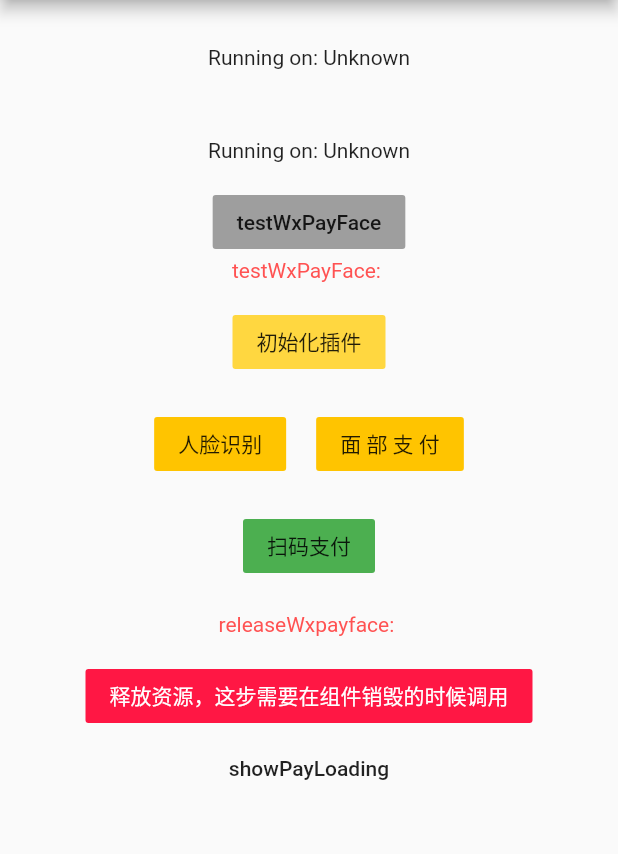
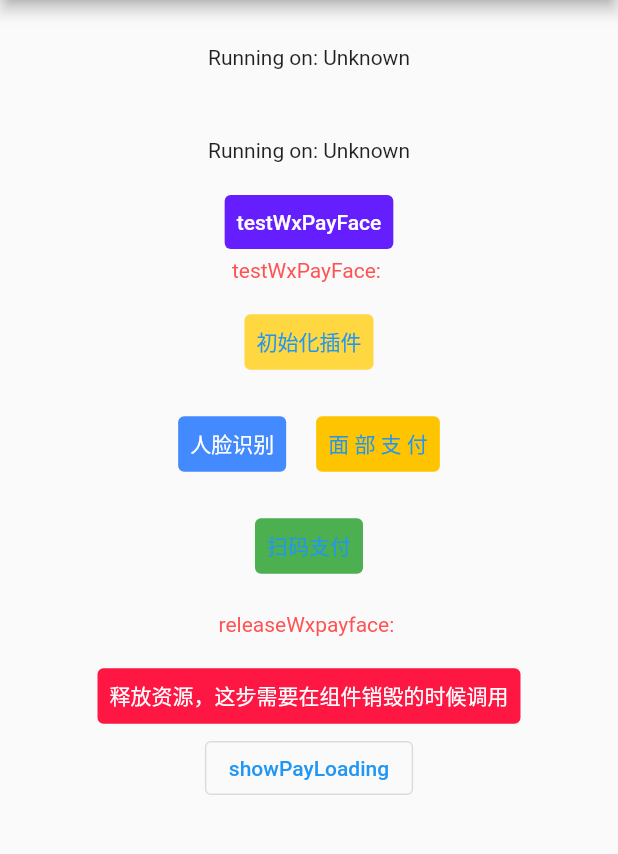
Before and after one commit to hqwlkj/wechat_face_payment, a Flutter app: the screen it shows after launch, after a tap on "人脸识别", on a phone screen of 412 x 824 dp, the part 84-938 px from its top. Run offline on Flutter 3.47's test engine with Material 2 defaults, Android fonts, the phone set to English and light mode, and no system bars.

Commit message:
fix v0.0.7+1

```diff
--- a/example/lib/main.dart
+++ b/example/lib/main.dart
@@ -68,22 +68,29 @@
     final Map<String, dynamic> result = await WechatFacePayment.wxFaceVerify();
     print('==========wxFaceVerify=============');
     print(result);
+    if (!mounted) return;
+    setState(() {
+      _initFacePayMsg = '${result['code']}_${result['message']}';
+    });
   }
-
 
   ///
   /// 面部支付
   ///
   Future<void> wxFacePay() async {
     final Map<String, dynamic> result = await WechatFacePayment.wxFacePay(
-      "332b3f18-8da7-4c90-8eba-b3785e417ffb",
-      "UfMG4yYKusvYQffSP1xCLH10Ahqy0EZG", "测试面部支付","TEST1217752501201407033233368018", '1'
-    );
+        "332b3f18-8da7-4c90-8eba-b3785e417ffb",
+        "UfMG4yYKusvYQffSP1xCLH10Ahqy0EZG",
+        "测试面部支付",
+        "TEST1217752501201407033233368018",
+        '1');
     print('===========wxFacePay============');
     print(result);
+    if (!mounted) return;
+    setState(() {
+      _initFacePayMsg = '${result['code']}_${result['message']}';
+    });
   }
-
-
 
   ///
   /// 扫码
@@ -134,8 +141,9 @@
               Text('Running on: $_platformVersion\n'),
               SizedBox(height: 30),
               Text('Running on: $_initFacePayMsg\n'),
-              FlatButton(
-                color: Colors.grey,
+              TextButton(
+                style: ButtonStyle(
+                    backgroundColor: MaterialStateProperty.all(Colors.deepPurpleAccent[400]), foregroundColor: MaterialStateProperty.all(Colors.white)),
                 onPressed: () {
                   testWxPayFace();
                 },
@@ -143,8 +151,10 @@
               ),
               Text('testWxPayFace: $_testWxPayFaceMsg\n',
                   style: TextStyle(color: Colors.redAccent)),
-              FlatButton(
-                color: Colors.amberAccent,
+              TextButton(
+                style: ButtonStyle(
+                    backgroundColor:
+                        MaterialStateProperty.all(Colors.amberAccent)),
                 onPressed: () {
                   initFacePay();
                 },
@@ -155,16 +165,22 @@
                 mainAxisAlignment: MainAxisAlignment.center,
                 crossAxisAlignment: CrossAxisAlignment.center,
                 children: [
-                  FlatButton(
-                    color: Colors.amberAccent[400],
+                  TextButton(
+                    style: ButtonStyle(
+                        backgroundColor:
+                            MaterialStateProperty.all(Colors.blueAccent),
+                        foregroundColor:
+                            MaterialStateProperty.all(Colors.white)),
                     onPressed: () {
                       wxFaceVerify();
                     },
                     child: Text('人脸识别'),
                   ),
                   SizedBox(width: 20),
-                  FlatButton(
-                    color: Colors.amberAccent[400],
+                  TextButton(
+                    style: ButtonStyle(
+                        backgroundColor:
+                            MaterialStateProperty.all(Colors.amberAccent[400])),
                     onPressed: () {
                       wxFacePay();
                     },
@@ -173,8 +189,10 @@
                 ],
               ),
               SizedBox(height: 20),
-              FlatButton(
-                color: Colors.green[500],
+              TextButton(
+                style: ButtonStyle(
+                    backgroundColor:
+                        MaterialStateProperty.all(Colors.green[500])),
                 onPressed: () {
                   startScanCodeToPay();
                 },
@@ -183,15 +201,17 @@
               SizedBox(height: 20),
               Text('releaseWxpayface: $_releaseFacePayMsg\n',
                   style: TextStyle(color: Colors.redAccent)),
-              FlatButton(
-                color: Colors.redAccent[400],
+              TextButton(
+                style: ButtonStyle(
+                    backgroundColor:
+                        MaterialStateProperty.all(Colors.redAccent[400])),
                 onPressed: () {
                   releaseWxpayface();
                 },
                 child: Text('释放资源，这步需要在组件销毁的时候调用',
                     style: TextStyle(color: Colors.white)),
               ),
-              FlatButton(
+              OutlinedButton(
                 onPressed: () {
                   WechatFacePayment.showPayLoadingDialog();
 
--- a/pubspec.yaml
+++ b/pubspec.yaml
@@ -1,12 +1,12 @@
 name: wechat_face_payment
 description: 微信刷脸支付、刷脸认证、扫码支持等 Flutter 插件.
-version: 0.0.6+2
+version: 0.0.7+1
 author: Yanghc <hqwlkj@sina.com>
 homepage: https://github.com/hqwlkj/wechat_face_payment.git
 
 environment:
   sdk: ">=2.7.0 <3.0.0"
-  flutter: ">=1.17.0 <2.0.0"
+  flutter: ">=2.5.0"
 
 dependencies:
   flutter:
```
Also changed, not shown: example/pubspec.lock, pubspec.lock, 12 other files.
